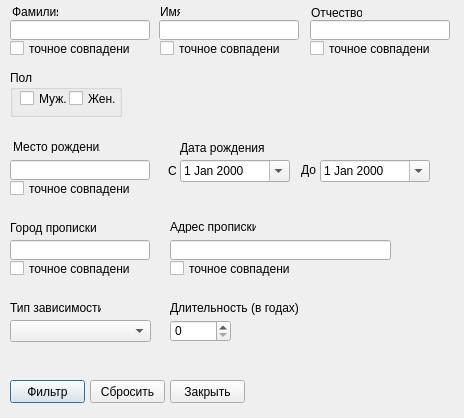
The window that filter_form.ui (moisizz/Rehab-Database-Client) describes before a commit, drawn with Qt 5.
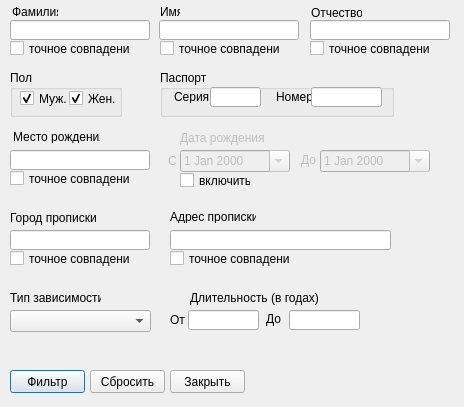
The same window after the commit.

Patch:
```diff
--- a/filter_form.ui
+++ b/filter_form.ui
@@ -7,17 +7,20 @@
     <x>0</x>
     <y>0</y>
     <width>464</width>
-    <height>418</height>
+    <height>407</height>
    </rect>
   </property>
   <property name="windowTitle">
    <string/>
   </property>
   <widget class="QDateEdit" name="born_date_from">
+   <property name="enabled">
+    <bool>false</bool>
+   </property>
    <property name="geometry">
     <rect>
      <x>180</x>
-     <y>160</y>
+     <y>150</y>
      <width>110</width>
      <height>22</height>
     </rect>
@@ -65,11 +68,14 @@
     <string>Отчество</string>
    </property>
   </widget>
-  <widget class="QLabel" name="label_4">
+  <widget class="QLabel" name="born_date_label">
+   <property name="enabled">
+    <bool>false</bool>
+   </property>
    <property name="geometry">
     <rect>
      <x>180</x>
-     <y>140</y>
+     <y>130</y>
      <width>84</width>
      <height>16</height>
     </rect>
@@ -108,6 +114,9 @@
     <property name="text">
      <string>Муж.</string>
     </property>
+    <property name="checked">
+     <bool>true</bool>
+    </property>
    </widget>
    <widget class="QCheckBox" name="female">
     <property name="geometry">
@@ -121,13 +130,16 @@
     <property name="text">
      <string>Жен.</string>
     </property>
+    <property name="checked">
+     <bool>true</bool>
+    </property>
    </widget>
   </widget>
   <widget class="QLabel" name="address_2">
    <property name="geometry">
     <rect>
      <x>170</x>
-     <y>220</y>
+     <y>210</y>
      <width>86</width>
      <height>13</height>
     </rect>
@@ -140,7 +152,7 @@
    <property name="geometry">
     <rect>
      <x>13</x>
-     <y>140</y>
+     <y>130</y>
      <width>87</width>
      <height>13</height>
     </rect>
@@ -153,7 +165,7 @@
    <property name="geometry">
     <rect>
      <x>170</x>
-     <y>240</y>
+     <y>230</y>
      <width>221</width>
      <height>20</height>
     </rect>
@@ -193,7 +205,7 @@
    <property name="geometry">
     <rect>
      <x>10</x>
-     <y>160</y>
+     <y>150</y>
      <width>140</width>
      <height>20</height>
     </rect>
@@ -203,7 +215,7 @@
    <property name="geometry">
     <rect>
      <x>10</x>
-     <y>380</y>
+     <y>370</y>
      <width>75</width>
      <height>23</height>
     </rect>
@@ -216,7 +228,7 @@
    <property name="geometry">
     <rect>
      <x>90</x>
-     <y>380</y>
+     <y>370</y>
      <width>75</width>
      <height>23</height>
     </rect>
@@ -229,7 +241,7 @@
    <property name="geometry">
     <rect>
      <x>170</x>
-     <y>380</y>
+     <y>370</y>
      <width>75</width>
      <height>23</height>
     </rect>
@@ -242,7 +254,7 @@
    <property name="geometry">
     <rect>
      <x>10</x>
-     <y>300</y>
+     <y>290</y>
      <width>91</width>
      <height>16</height>
     </rect>
@@ -251,11 +263,14 @@
     <string>Тип зависимости</string>
    </property>
   </widget>
-  <widget class="QLabel" name="label_6">
+  <widget class="QLabel" name="born_date_label_from">
+   <property name="enabled">
+    <bool>false</bool>
+   </property>
    <property name="geometry">
     <rect>
      <x>168</x>
-     <y>163</y>
+     <y>153</y>
      <width>12</width>
      <height>16</height>
     </rect>
@@ -264,11 +279,14 @@
     <string>С</string>
    </property>
   </widget>
-  <widget class="QLabel" name="label_8">
+  <widget class="QLabel" name="born_date_label_to">
+   <property name="enabled">
+    <bool>false</bool>
+   </property>
    <property name="geometry">
     <rect>
      <x>301</x>
-     <y>162</y>
+     <y>152</y>
      <width>17</width>
      <height>16</height>
     </rect>
@@ -278,10 +296,13 @@
    </property>
   </widget>
   <widget class="QDateEdit" name="born_date_to">
+   <property name="enabled">
+    <bool>false</bool>
+   </property>
    <property name="geometry">
     <rect>
      <x>320</x>
-     <y>160</y>
+     <y>150</y>
      <width>110</width>
      <height>22</height>
     </rect>
@@ -294,7 +315,7 @@
    <property name="geometry">
     <rect>
      <x>10</x>
-     <y>220</y>
+     <y>210</y>
      <width>88</width>
      <height>16</height>
     </rect>
@@ -307,7 +328,7 @@
    <property name="geometry">
     <rect>
      <x>10</x>
-     <y>240</y>
+     <y>230</y>
      <width>140</width>
      <height>20</height>
     </rect>
@@ -317,7 +338,7 @@
    <property name="geometry">
     <rect>
      <x>10</x>
-     <y>180</y>
+     <y>170</y>
      <width>120</width>
      <height>17</height>
     </rect>
@@ -369,7 +390,7 @@
    <property name="geometry">
     <rect>
      <x>10</x>
-     <y>260</y>
+     <y>250</y>
      <width>120</width>
      <height>17</height>
     </rect>
@@ -382,7 +403,7 @@
    <property name="geometry">
     <rect>
      <x>170</x>
-     <y>260</y>
+     <y>250</y>
      <width>120</width>
      <height>17</height>
     </rect>
@@ -394,8 +415,8 @@
   <widget class="QLabel" name="label_11">
    <property name="geometry">
     <rect>
-     <x>170</x>
-     <y>300</y>
+     <x>190</x>
+     <y>290</y>
      <width>136</width>
      <height>16</height>
     </rect>
@@ -404,26 +425,180 @@
     <string>Длительность (в годах)</string>
    </property>
   </widget>
-  <widget class="QSpinBox" name="addiction_strat_date">
-   <property name="geometry">
-    <rect>
-     <x>170</x>
-     <y>320</y>
-     <width>61</width>
-     <height>22</height>
-    </rect>
-   </property>
-  </widget>
-  <widget class="QComboBox" name="addiction_type_id">
+  <widget class="QComboBox" name="addiction_type">
    <property name="geometry">
     <rect>
      <x>10</x>
-     <y>320</y>
+     <y>310</y>
      <width>141</width>
      <height>22</height>
     </rect>
    </property>
   </widget>
+  <widget class="QGroupBox" name="groupBox">
+   <property name="geometry">
+    <rect>
+     <x>160</x>
+     <y>70</y>
+     <width>234</width>
+     <height>47</height>
+    </rect>
+   </property>
+   <property name="title">
+    <string>Паспорт</string>
+   </property>
+   <widget class="QLabel" name="label_12">
+    <property name="geometry">
+     <rect>
+      <x>116</x>
+      <y>20</y>
+      <width>46</width>
+      <height>13</height>
+     </rect>
+    </property>
+    <property name="text">
+     <string>Номер</string>
+    </property>
+   </widget>
+   <widget class="QLineEdit" name="passport_series">
+    <property name="geometry">
+     <rect>
+      <x>50</x>
+      <y>17</y>
+      <width>51</width>
+      <height>20</height>
+     </rect>
+    </property>
+    <property name="inputMask">
+     <string>####; </string>
+    </property>
+    <property name="text">
+     <string/>
+    </property>
+   </widget>
+   <widget class="QLineEdit" name="passport_number">
+    <property name="geometry">
+     <rect>
+      <x>151</x>
+      <y>17</y>
+      <width>71</width>
+      <height>20</height>
+     </rect>
+    </property>
+    <property name="inputMask">
+     <string>######; </string>
+    </property>
+    <property name="text">
+     <string/>
+    </property>
+   </widget>
+   <widget class="QLabel" name="label_5">
+    <property name="geometry">
+     <rect>
+      <x>14</x>
+      <y>20</y>
+      <width>40</width>
+      <height>13</height>
+     </rect>
+    </property>
+    <property name="text">
+     <string>Серия</string>
+    </property>
+   </widget>
+  </widget>
+  <widget class="QCheckBox" name="born_date_enabled">
+   <property name="geometry">
+    <rect>
+     <x>180</x>
+     <y>172</y>
+     <width>71</width>
+     <height>17</height>
+    </rect>
+   </property>
+   <property name="text">
+    <string>включить</string>
+   </property>
+  </widget>
+  <widget class="QLineEdit" name="addiction_duration_from">
+   <property name="geometry">
+    <rect>
+     <x>188</x>
+     <y>310</y>
+     <width>71</width>
+     <height>20</height>
+    </rect>
+   </property>
+   <property name="inputMask">
+    <string>####; </string>
+   </property>
+   <property name="text">
+    <string/>
+   </property>
+  </widget>
+  <widget class="QLineEdit" name="addiction_duration_to">
+   <property name="geometry">
+    <rect>
+     <x>289</x>
+     <y>310</y>
+     <width>71</width>
+     <height>20</height>
+    </rect>
+   </property>
+   <property name="inputMask">
+    <string>####; </string>
+   </property>
+   <property name="text">
+    <string/>
+   </property>
+  </widget>
+  <widget class="QLabel" name="born_date_label_from_2">
+   <property name="enabled">
+    <bool>true</bool>
+   </property>
+   <property name="geometry">
+    <rect>
+     <x>170</x>
+     <y>312</y>
+     <width>15</width>
+     <height>16</height>
+    </rect>
+   </property>
+   <property name="text">
+    <string>От</string>
+   </property>
+  </widget>
+  <widget class="QLabel" name="born_date_label_from_3">
+   <property name="enabled">
+    <bool>true</bool>
+   </property>
+   <property name="geometry">
+    <rect>
+     <x>258</x>
+     <y>313</y>
+     <width>20</width>
+     <height>16</height>
+    </rect>
+   </property>
+   <property name="text">
+    <string/>
+   </property>
+  </widget>
+  <widget class="QLabel" name="born_date_label_from_4">
+   <property name="enabled">
+    <bool>true</bool>
+   </property>
+   <property name="geometry">
+    <rect>
+     <x>266</x>
+     <y>311</y>
+     <width>15</width>
+     <height>16</height>
+    </rect>
+   </property>
+   <property name="text">
+    <string>До</string>
+   </property>
+  </widget>
  </widget>
  <tabstops>
   <tabstop>last_name</tabstop>
```
Left out of the diff: 7 changed lines with no effect on the pictures.
